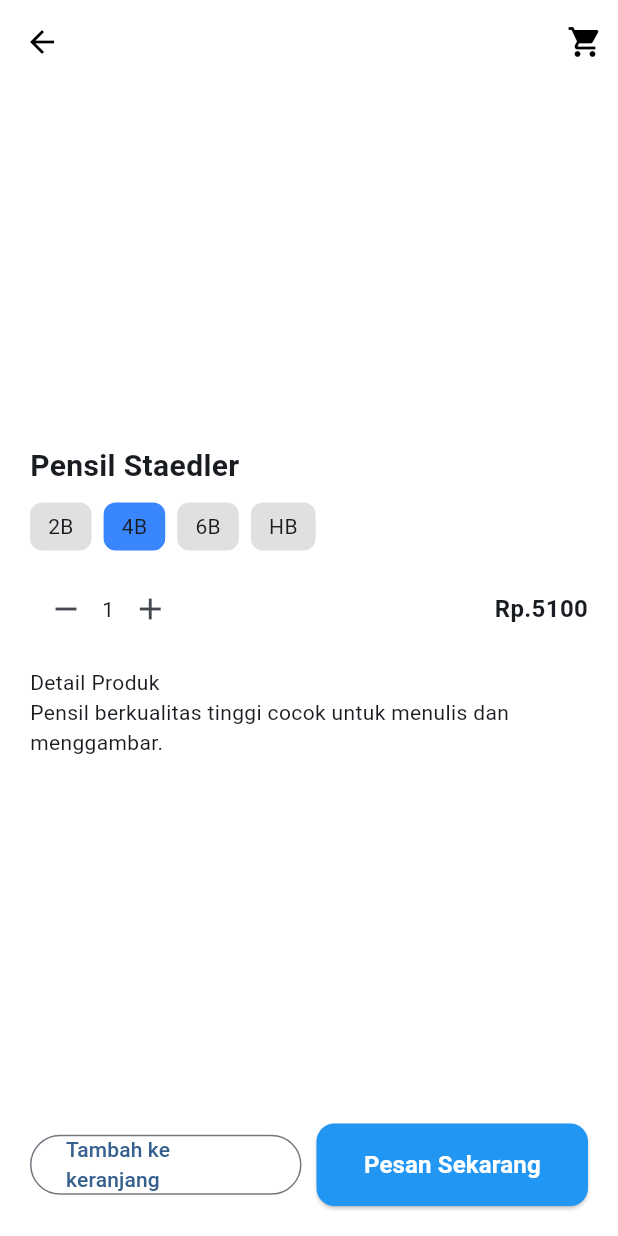
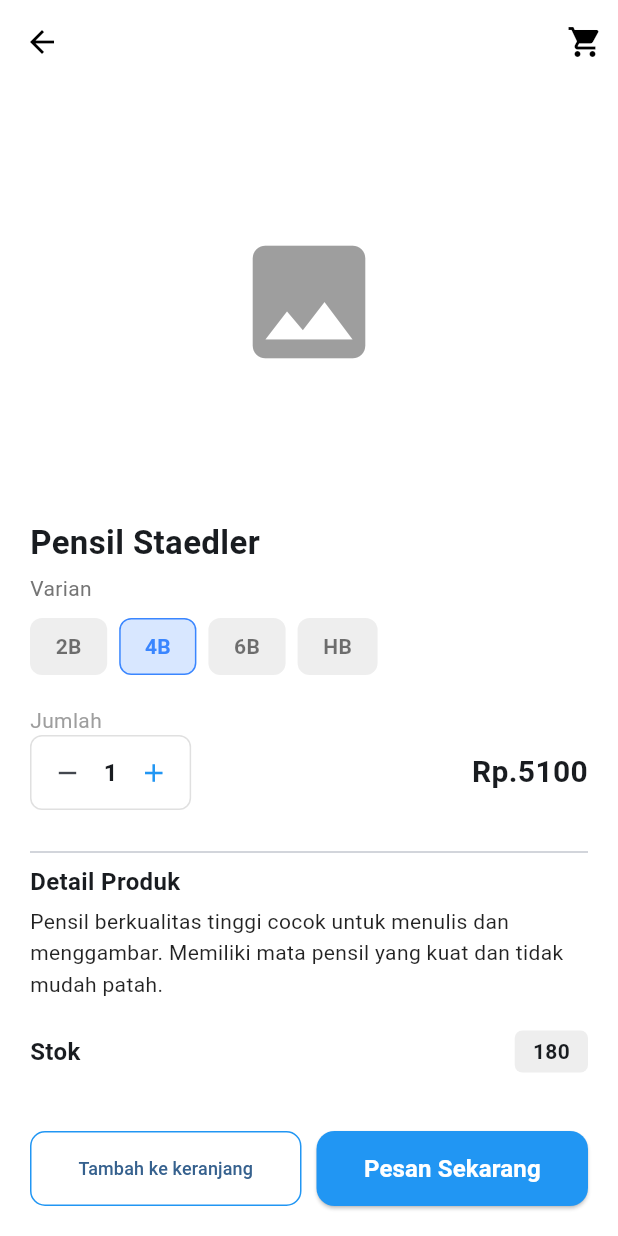
Before and after one commit to ArdiSuryaPurnama/Workshop-Mobile-Cashel, a Flutter app: the DetailProdukScreen screen opened directly, on a phone screen of 412 x 824 dp. Run offline on Flutter 3.47's test engine with Material 3 defaults, Android fonts, the light colour scheme and no system bars; our stand-ins replace fl_chart.

Commit message:
fix tampilan halaman detail produk

```diff
--- a/cashel/lib/features/customer/presentation/screens/detail_produk_screen.dart
+++ b/cashel/lib/features/customer/presentation/screens/detail_produk_screen.dart
@@ -31,29 +31,38 @@
       body: Padding(
         padding: const EdgeInsets.all(20),
         child: Column(
+          crossAxisAlignment: CrossAxisAlignment.start, // INI KUNCINYA: Membuat semua konten rata kiri
           children: [
-            // gambar produk
+            // 1. Gambar Produk (Bisa diganti Image.network atau Image.asset nanti)
             Container(
-              height: 200,
+              height: 250,
+              width: double.infinity,
               decoration: BoxDecoration(
                 color: Colors.white,
                 borderRadius: BorderRadius.circular(20),
               ),
+              child: const Center(child: Icon(Icons.image, size: 100, color: Colors.grey)),
             ),
 
             const SizedBox(height: 20),
 
-            const Align(
-              alignment: Alignment.centerLeft,
-              child: Text(
+            // 2. Judul Produk
+            const Text(
               "Pensil Staedler",
-                style: TextStyle(fontSize: 20, fontWeight: FontWeight.bold),
+              style: TextStyle(fontSize: 22, fontWeight: FontWeight.bold),
             ),
+
+            const SizedBox(height: 5),
+
+            // 3. Teks Varian (Sesuai Figma)
+            Text(
+              "Varian",
+              style: TextStyle(color: Colors.grey[600], fontSize: 14),
             ),
 
             const SizedBox(height: 10),
 
-            // variant
+            // 4. List Variant
             Row(
               children: List.generate(variants.length, (index) {
                 return GestureDetector(
@@ -64,73 +73,120 @@
                   },
                   child: Container(
                     margin: const EdgeInsets.only(right: 8),
-                    padding: const EdgeInsets.symmetric(
-                        horizontal: 12, vertical: 6),
+                    padding: const EdgeInsets.symmetric(horizontal: 16, vertical: 8),
                     decoration: BoxDecoration(
                       color: selectedVariant == index
-                          ? AppColors.primary
-                          : Colors.grey[300],
+                          ? AppColors.primary.withOpacity(0.2) // Warna background saat dipilih
+                          : Colors.grey[200],
+                      border: Border.all(
+                        color: selectedVariant == index ? AppColors.primary : Colors.transparent,
+                      ),
                       borderRadius: BorderRadius.circular(8),
                     ),
-                    child: Text(variants[index]),
+                    child: Text(
+                      variants[index],
+                      style: TextStyle(
+                        color: selectedVariant == index ? AppColors.primary : Colors.black54,
+                        fontWeight: FontWeight.bold,
+                      ),
+                    ),
                   ),
                 );
               }),
             ),
 
-            const SizedBox(height: 15),
+            const SizedBox(height: 20),
 
-            // jumlah
+            // 5. Bagian Jumlah & Harga
+            const Text("Jumlah", style: TextStyle(color: Colors.grey, fontSize: 14)),
             Row(
               children: [
+                Container(
+                  decoration: BoxDecoration(
+                    border: Border.all(color: Colors.grey[300]!),
+                    borderRadius: BorderRadius.circular(8),
+                  ),
+                  child: Row(
+                    children: [
                       IconButton(
-                  onPressed: () {
-                    if (jumlah > 1) {
-                      setState(() => jumlah--);
-                    }
-                  },
-                  icon: const Icon(Icons.remove),
+                        onPressed: () => setState(() => jumlah > 1 ? jumlah-- : null),
+                        icon: const Icon(Icons.remove, size: 20),
                       ),
-                Text("$jumlah"),
+                      Text("$jumlah", style: const TextStyle(fontSize: 16, fontWeight: FontWeight.bold)),
                       IconButton(
-                  onPressed: () {
-                    setState(() => jumlah++);
-                  },
-                  icon: const Icon(Icons.add),
+                        onPressed: () => setState(() => jumlah++),
+                        icon: const Icon(Icons.add, size: 20, color: Colors.blue),
+                      ),
+                    ],
+                  ),
                 ),
                 const Spacer(),
-                const Text("Rp.5100",
-                    style:
-                        TextStyle(fontSize: 16, fontWeight: FontWeight.bold)),
+                const Text(
+                  "Rp.5100",
+                  style: TextStyle(fontSize: 20, fontWeight: FontWeight.bold),
+                ),
               ],
             ),
 
-            const SizedBox(height: 15),
+            const SizedBox(height: 20),
+            const Divider(), // Garis pembatas halus
 
-            const Align(
-              alignment: Alignment.centerLeft,
-              child: Text("Detail Produk"),
+            // 6. Detail Produk (Sekarang Rata Kiri)
+            const Text(
+              "Detail Produk",
+              style: TextStyle(fontSize: 16, fontWeight: FontWeight.bold),
+            ),
+            const SizedBox(height: 5),
+            const Text(
+              "Pensil berkualitas tinggi cocok untuk menulis dan menggambar. Memiliki mata pensil yang kuat dan tidak mudah patah.",
+              style: TextStyle(color: Colors.black87, height: 1.5),
+              textAlign: TextAlign.left, // Memastikan rata kiri
             ),
 
-            const Text(
-              "Pensil berkualitas tinggi cocok untuk menulis dan menggambar.",
+            const SizedBox(height: 20),
+
+            // 7. Info Stok (Sesuai Figma)
+            Row(
+              mainAxisAlignment: MainAxisAlignment.spaceBetween,
+              children: [
+                const Text("Stok", style: TextStyle(fontWeight: FontWeight.bold, fontSize: 16)),
+                Container(
+                  padding: const EdgeInsets.symmetric(horizontal: 12, vertical: 4),
+                  decoration: BoxDecoration(
+                    color: Colors.grey[200],
+                    borderRadius: BorderRadius.circular(5),
+                  ),
+                  child: const Text("180", style: TextStyle(fontWeight: FontWeight.bold)),
+                ),
+              ],
             ),
 
-            const Spacer(),
+            const Spacer(), // Mendorong tombol ke paling bawah
 
+            // 8. Tombol Aksi
             Row(
               children: [
                 Expanded(
+                  child: SizedBox(
+                    height: 50,
                     child: OutlinedButton(
+                      style: OutlinedButton.styleFrom(
+                        side: const BorderSide(color: Colors.blue),
+                        shape: RoundedRectangleBorder(borderRadius: BorderRadius.circular(10)),
+                      ),
                       onPressed: () {},
-                    child: const Text("Tambah ke keranjang"),
+                      child: const Text("Tambah ke keranjang", style: TextStyle(fontSize: 12)),
+                    ),
                   ),
                 ),
                 const SizedBox(width: 10),
                 Expanded(
+                  child: SizedBox(
+                    height: 50,
                     child: CustomButton(
                       text: "Pesan Sekarang",
                       onPressed: () {},
+                    ),
                   ),
                 ),
               ],
--- a/cashel/lib/main.dart
+++ b/cashel/lib/main.dart
@@ -1,6 +1,8 @@
 import 'package:flutter/material.dart';
 // Pastikan nama paket 'chasel' di bawah ini sama dengan nama di pubspec.yaml kamu
 import 'package:chasel/features/auth/presentation/screens/register_page.dart';
+import 'package:chasel/features/customer/presentation/screens/detail_produk_screen.dart';
+import 'package:chasel/features/auth/presentation/screens/splash_screen.dart';
 
 void main() {
   runApp(const MyApp());
@@ -18,7 +20,7 @@
         colorScheme: ColorScheme.fromSeed(seedColor: Colors.blue),
         useMaterial3: true,
       ),
-      home: RegisterPage(),
+      home: SplashScreen(),
     );
   }
 }
```
Also changed, not shown: 10 other files. Lines whose indentation alone changed are shown as unchanged.
